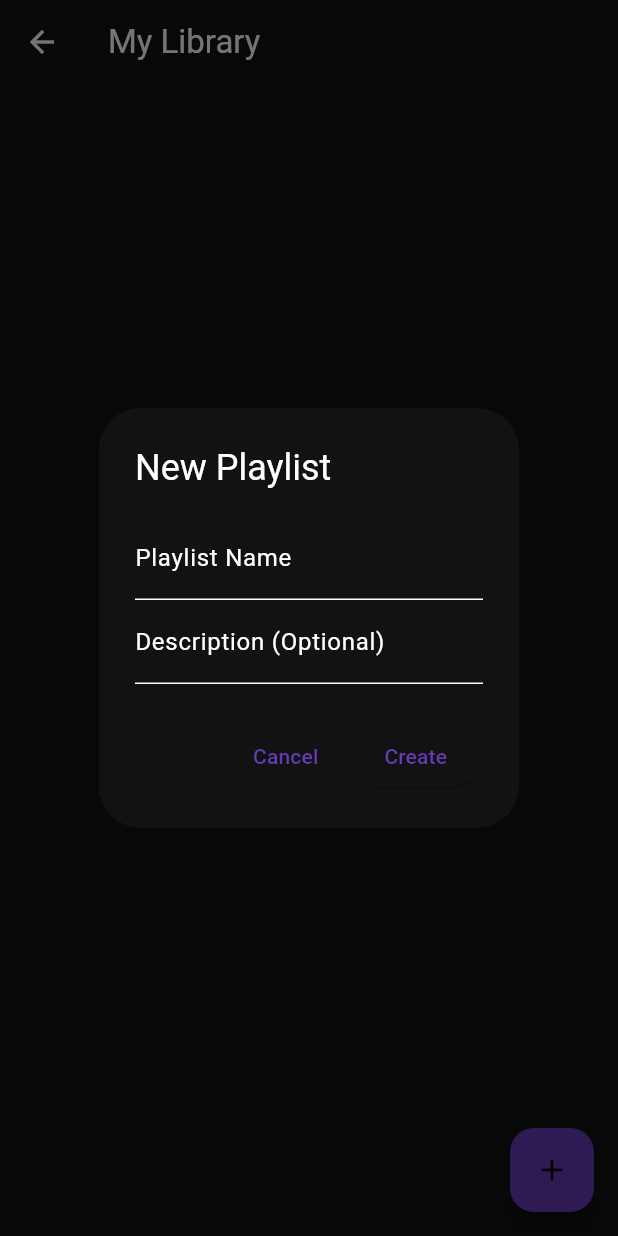
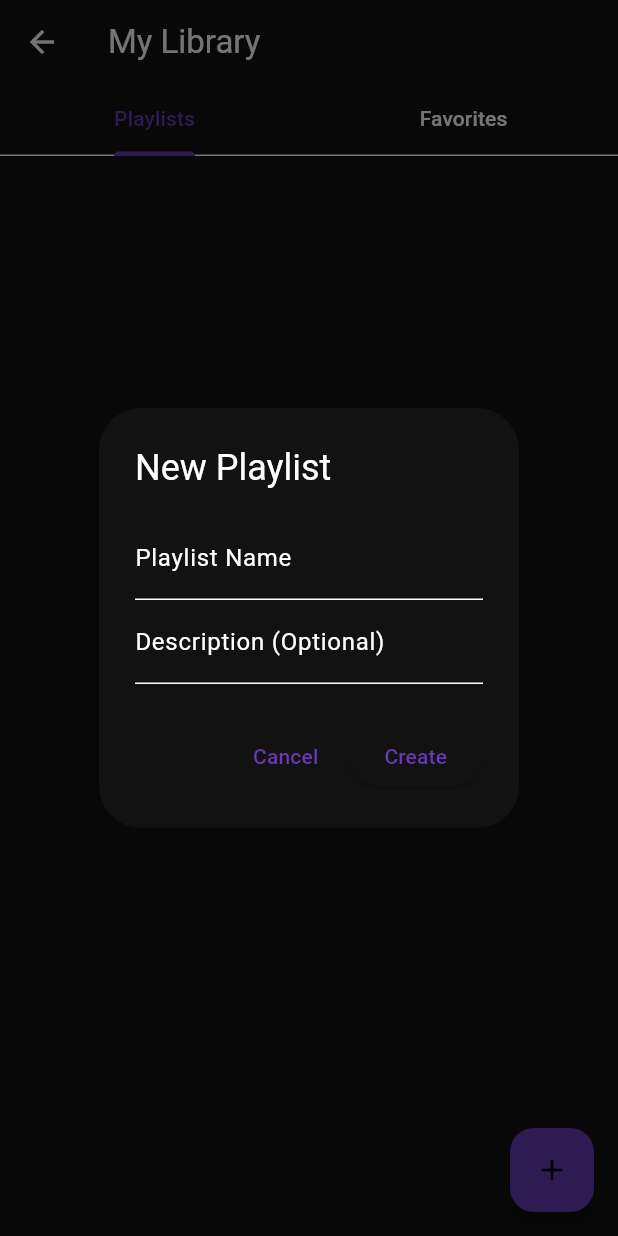
Before and after one commit to chigoezeh/selman_app, a Flutter app: the LibraryScreen screen opened directly, after a tap on the "add" icon, on a phone screen of 412 x 824 dp. Run offline on Flutter 3.47's test engine with Material 3 defaults, Android fonts, the phone set to English and light mode, and no system bars; our stand-ins replace audio_service, just_audio, rxdart; accounts and stored records are empty.

Commit message:
rebuilded the library screen with tabs

```diff
--- a/lib/screens/library_screen.dart
+++ b/lib/screens/library_screen.dart
@@ -1,9 +1,8 @@
 import 'package:flutter/material.dart';
 import 'package:provider/provider.dart';
-import 'package:selman/models/playlist.dart';
 import 'package:selman/providers/auth_provider.dart';
-import 'package:selman/services/api_service.dart';
 import 'package:selman/screens/playlist_detail_screen.dart';
+import 'package:selman/widgets/playlist_content_tile.dart';
 
 class LibraryScreen extends StatefulWidget {
   const LibraryScreen({super.key});
@@ -13,35 +12,24 @@ class LibraryScreen extends StatefulWidget {
 }
 
 class _LibraryScreenState extends State<LibraryScreen> {
-  final ApiService _apiService = ApiService();
-  Future<List<Playlist>>? _playlistsFuture;
-
   @override
   void initState() {
     super.initState();
-    // We need the token to fetch playlists, so we get it from our AuthProvider
+    // Fetch both playlists and favorites when the screen is first loaded
     final authProvider = Provider.of<AuthProvider>(context, listen: false);
-    if (authProvider.isAuthenticated && authProvider.token != null) {
-      _playlistsFuture = _apiService.fetchPlaylists(authProvider.token!);
-    }
+    authProvider.fetchMyPlaylists();
+    authProvider.fetchMyFavorites();
   }
 
-  // This function will show the dialog for creating a new playlist.
   void _showCreatePlaylistDialog(BuildContext context) {
     final formKey = GlobalKey<FormState>();
     final nameController = TextEditingController();
     final descriptionController = TextEditingController();
     final authProvider = Provider.of<AuthProvider>(context, listen: false);
 
-    // Capture context-dependent variables BEFORE the async gap.
-    final scaffoldMessenger = ScaffoldMessenger.of(context);
-    final theme = Theme.of(context);
-    final navigator = Navigator.of(context);
-
     showDialog(
         context: context,
-      builder: (BuildContext dialogContext) {
-        return AlertDialog(
+        builder: (dialogContext) => AlertDialog(
               title: const Text('New Playlist'),
               content: Form(
                 key: formKey,
@@ -50,7 +38,8 @@ class _LibraryScreenState extends State<LibraryScreen> {
                   children: [
                     TextFormField(
                       controller: nameController,
-                  decoration: const InputDecoration(labelText: 'Playlist Name'),
+                      decoration:
+                          const InputDecoration(labelText: 'Playlist Name'),
                       validator: (value) => value == null || value.isEmpty
                           ? 'Please enter a name'
                           : null,
@@ -66,102 +55,103 @@ class _LibraryScreenState extends State<LibraryScreen> {
               actions: [
                 TextButton(
                   child: const Text('Cancel'),
-              onPressed: () {
-                Navigator.of(dialogContext).pop();
-              },
+                  onPressed: () => Navigator.of(dialogContext).pop(),
                 ),
                 ElevatedButton(
                   child: const Text('Create'),
                   onPressed: () async {
                     if (formKey.currentState?.validate() ?? false) {
-                  // This is the beginning of the async gap
                       try {
                         await authProvider.createPlaylist(
                           name: nameController.text,
                           description: descriptionController.text,
                         );
-
-                    // Check if the widget is still mounted AFTER the async gap.
-                    if (!mounted) return;
-
-                    navigator
-                        .pop(); // Close the dialog using the captured navigator
-
-                    scaffoldMessenger.showSnackBar(
-                      // Use the captured scaffoldMessenger
-                      const SnackBar(
-                        content: Text('Playlist created successfully!'),
-                        backgroundColor: Colors.green,
-                      ),
-                    );
+                        if (mounted) Navigator.of(dialogContext).pop();
+                        // Refresh the playlists list after creating a new one
+                        authProvider.fetchMyPlaylists();
                       } catch (error) {
-                    if (!mounted) return;
-
-                    scaffoldMessenger.showSnackBar(
-                      SnackBar(
-                        content: Text(
-                            'Error: ${error.toString().replaceFirst('Exception: ', '')}'),
-                        backgroundColor:
-                            theme.colorScheme.error, // Use the captured theme
-                      ),
-                    );
+                        // Handle error
                       }
                     }
                   },
                 ),
               ],
-        );
-      },
-    );
+            ));
   }
 
   @override
   Widget build(BuildContext context) {
-    return Scaffold(
+    // Use a Consumer to get the latest data from our provider
+    return Consumer<AuthProvider>(
+      builder: (context, authProvider, child) {
+        return DefaultTabController(
+          length: 2,
+          child: Scaffold(
             appBar: AppBar(
               title: const Text('My Library'),
+              bottom: const TabBar(
+                tabs: [
+                  Tab(text: 'Playlists'),
+                  Tab(text: 'Favorites'),
+                ],
               ),
-      body: FutureBuilder<List<Playlist>>(
-        future: _playlistsFuture,
-        builder: (context, snapshot) {
-          if (snapshot.connectionState == ConnectionState.waiting) {
-            return const Center(child: CircularProgressIndicator());
-          } else if (snapshot.hasError) {
-            return Center(child: Text('Error: ${snapshot.error}'));
-          } else if (snapshot.hasData && snapshot.data!.isNotEmpty) {
-            final playlists = snapshot.data!;
-            return ListView.builder(
-              itemCount: playlists.length,
-              itemBuilder: (context, index) {
-                final playlist = playlists[index];
-                return ListTile(
-                  leading: const Icon(Icons.queue_music),
-                  title: Text(playlist.name),
-                  subtitle: Text(playlist.description ?? 'No description'),
-                  trailing: const Icon(Icons.arrow_forward_ios, size: 16),
-                  onTap: () {
-                    Navigator.push(
-                      context,
-                      MaterialPageRoute(
-                        builder: (context) =>
-                            PlaylistDetailScreen(playlist: playlist),
             ),
-                    );
-                  },
-                );
-              },
-            );
-          } else {
-            return const Center(
-                child: Text('You haven\'t created any playlists yet.'));
-          }
-        },
+            body: TabBarView(
+              children: [
+                // --- Playlists Tab View ---
+                _buildPlaylistsView(authProvider),
+                // --- Favorites Tab View ---
+                _buildFavoritesView(authProvider),
+              ],
             ),
             floatingActionButton: FloatingActionButton(
               onPressed: () => _showCreatePlaylistDialog(context),
               tooltip: 'Create Playlist',
               child: const Icon(Icons.add),
             ),
+          ),
+        );
+      },
+    );
+  }
+
+  // Helper widget for the Playlists tab
+  Widget _buildPlaylistsView(AuthProvider authProvider) {
+    if (authProvider.playlists.isEmpty) {
+      return const Center(
+          child: Text('You haven\'t created any playlists yet.'));
+    }
+    return ListView.builder(
+      itemCount: authProvider.playlists.length,
+      itemBuilder: (context, index) {
+        final playlist = authProvider.playlists[index];
+        return ListTile(
+          leading: const Icon(Icons.queue_music),
+          title: Text(playlist.name),
+          onTap: () => Navigator.push(
+            context,
+            MaterialPageRoute(
+              builder: (context) => PlaylistDetailScreen(playlist: playlist),
+            ),
+          ),
+        );
+      },
+    );
+  }
+
+  // Helper widget for the Favorites tab
+  Widget _buildFavoritesView(AuthProvider authProvider) {
+    if (authProvider.favorites.isEmpty) {
+      return const Center(
+          child: Text('You haven\'t favorited any content yet.'));
+    }
+    // We can reuse the compact tile we made for playlist contents!
+    return ListView.builder(
+      itemCount: authProvider.favorites.length,
+      itemBuilder: (context, index) {
+        final contentItem = authProvider.favorites[index];
+        return PlaylistContentTile(content: contentItem);
+      },
     );
   }
 }
```
Lines whose indentation alone changed are shown as unchanged.
